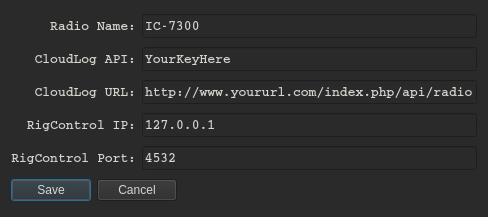
This is settings.ui in mbridak/CloudLogPyCAT as Qt 5 draws it before an edit. The edited form follows.
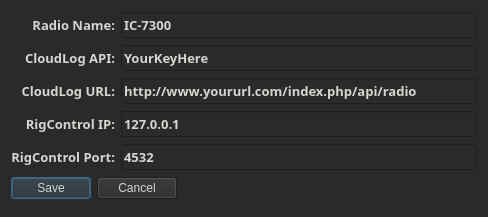
This is the edited form.

```diff
--- a/settings.ui
+++ b/settings.ui
@@ -22,7 +22,7 @@
     <widget class="QLabel" name="label_2">
      <property name="font">
       <font>
-       <family>Courier</family>
+       <family>JetBrains Mono</family>
        <pointsize>10</pointsize>
        <weight>75</weight>
        <bold>true</bold>
@@ -40,7 +40,7 @@
     <widget class="QLineEdit" name="radioname_field">
      <property name="font">
       <font>
-       <family>Courier</family>
+       <family>JetBrains Mono</family>
        <pointsize>10</pointsize>
        <weight>75</weight>
        <bold>true</bold>
@@ -55,7 +55,7 @@
     <widget class="QLabel" name="label_4">
      <property name="font">
       <font>
-       <family>Courier</family>
+       <family>JetBrains Mono</family>
        <pointsize>10</pointsize>
        <weight>75</weight>
        <bold>true</bold>
@@ -73,7 +73,7 @@
     <widget class="QLineEdit" name="cloudlogapi_field">
      <property name="font">
       <font>
-       <family>Courier</family>
+       <family>JetBrains Mono</family>
        <pointsize>10</pointsize>
        <weight>75</weight>
        <bold>true</bold>
@@ -88,7 +88,7 @@
     <widget class="QLabel" name="label_5">
      <property name="font">
       <font>
-       <family>Courier</family>
+       <family>JetBrains Mono</family>
        <pointsize>10</pointsize>
        <weight>75</weight>
        <bold>true</bold>
@@ -106,7 +106,7 @@
     <widget class="QLineEdit" name="cloudlogurl_field">
      <property name="font">
       <font>
-       <family>Courier</family>
+       <family>JetBrains Mono</family>
        <pointsize>10</pointsize>
        <weight>75</weight>
        <bold>true</bold>
@@ -121,7 +121,7 @@
     <widget class="QLabel" name="label_6">
      <property name="font">
       <font>
-       <family>Courier</family>
+       <family>JetBrains Mono</family>
        <pointsize>10</pointsize>
        <weight>75</weight>
        <bold>true</bold>
@@ -139,7 +139,7 @@
     <widget class="QLineEdit" name="rigcontrolip_field">
      <property name="font">
       <font>
-       <family>Courier</family>
+       <family>JetBrains Mono</family>
        <pointsize>10</pointsize>
        <weight>75</weight>
        <bold>true</bold>
@@ -154,7 +154,7 @@
     <widget class="QLabel" name="label_7">
      <property name="font">
       <font>
-       <family>Courier</family>
+       <family>JetBrains Mono</family>
        <pointsize>10</pointsize>
        <weight>75</weight>
        <bold>true</bold>
@@ -172,7 +172,7 @@
     <widget class="QLineEdit" name="rigcontrolport_field">
      <property name="font">
       <font>
-       <family>Courier</family>
+       <family>JetBrains Mono</family>
        <pointsize>10</pointsize>
        <weight>75</weight>
        <bold>true</bold>
@@ -193,7 +193,7 @@
      </property>
      <property name="font">
       <font>
-       <family>Courier</family>
+       <family>JetBrains Mono</family>
        <pointsize>10</pointsize>
        <weight>75</weight>
        <bold>true</bold>
```
